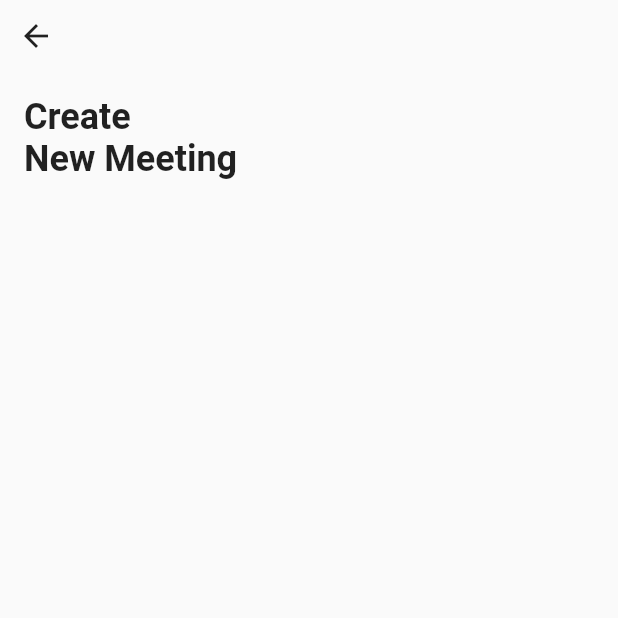
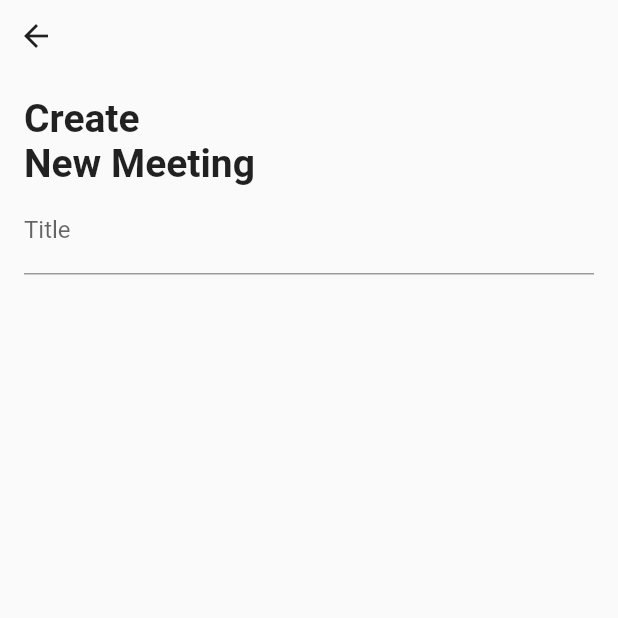
Before and after one commit to JAICHANGPARK/flutter_notebook_18th_story, a Flutter app: the screen it shows after launch, on a phone screen of 412 x 824 dp, the top half of it. Run offline on Flutter 3.47's test engine with Material 2 defaults, Android fonts, the phone set to English and light mode, and no system bars; our stand-ins replace cached_network_image, dotted_border, flutter_lorem, flutter_riverpod, flutter_svg, freezed_annotation and 4 more.

Commit message:
Update meeting_create_page.dart

```diff
--- a/lib/ep1088_meeting_app/src/ui/meeting_create_page.dart
+++ b/lib/ep1088_meeting_app/src/ui/meeting_create_page.dart
@@ -26,11 +26,23 @@ class _MeetingCreatePageState extends State<MeetingCreatePage> {
                 children: [
                   Text(
                     "Create",
-                    style: TextStyle(fontWeight: FontWeight.bold, fontSize: 24),
+                    style: TextStyle(
+                      fontWeight: FontWeight.bold,
+                      fontSize: 26,
+                    ),
                   ),
                   Text(
                     "New Meeting",
-                    style: TextStyle(fontWeight: FontWeight.bold, fontSize: 24),
+                    style: TextStyle(
+                      fontWeight: FontWeight.bold,
+                      fontSize: 26,
+                    ),
+                  ),
+
+                  TextField(
+                    decoration: InputDecoration(
+                      label: Text("Title")
+                    ),
                   )
                 ],
               ),
```
